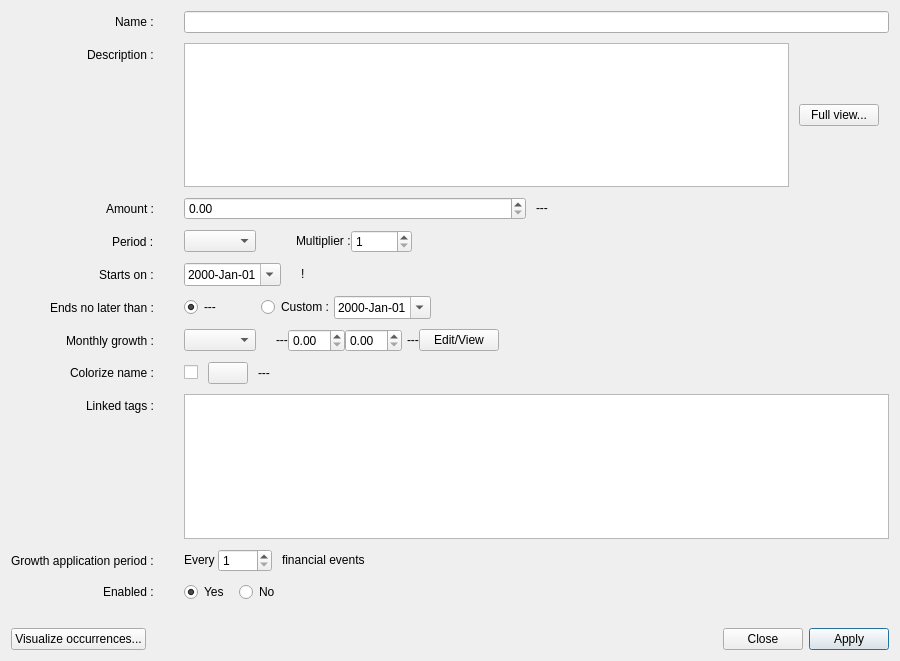
Old version of the form src/editperiodicdialog.ui in the repository redmoon1945/gbp.
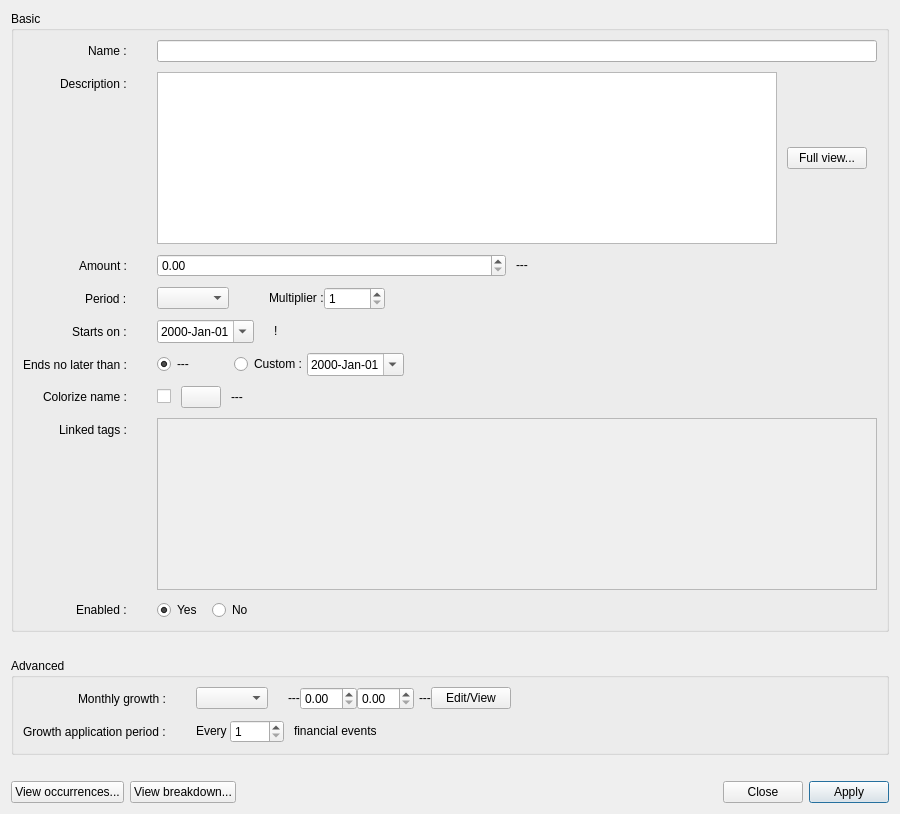
New version of the form.

What changed in the file:
```diff
--- a/src/editperiodicdialog.ui
+++ b/src/editperiodicdialog.ui
@@ -7,7 +7,7 @@
     <x>0</x>
     <y>0</y>
     <width>900</width>
-    <height>661</height>
+    <height>814</height>
    </rect>
   </property>
   <property name="sizePolicy">
@@ -21,9 +21,13 @@
   </property>
   <layout class="QVBoxLayout" name="verticalLayout_2">
    <item>
-    <layout class="QVBoxLayout" name="verticalLayout" stretch="1,0,0">
+    <layout class="QVBoxLayout" name="verticalLayout" stretch="0,0,0,1,0">
      <item>
-      <layout class="QFormLayout" name="formLayout">
+      <widget class="QGroupBox" name="basicGroupBox">
+       <property name="title">
+        <string>Basic</string>
+       </property>
+       <layout class="QFormLayout" name="formLayoutBasic">
        <property name="fieldGrowthPolicy">
         <enum>QFormLayout::FieldGrowthPolicy::ExpandingFieldsGrow</enum>
        </property>
@@ -387,7 +391,7 @@
             <date>
              <year>1999</year>
              <month>10</month>
-             <day>23</day>
+              <day>17</day>
             </date>
            </property>
            <property name="displayFormat">
@@ -529,7 +533,7 @@
             <date>
              <year>1999</year>
              <month>10</month>
-             <day>25</day>
+              <day>19</day>
             </date>
            </property>
            <property name="displayFormat">
@@ -559,122 +563,6 @@
         </layout>
        </item>
        <item row="6" column="0">
-        <widget class="QLabel" name="label_4">
-         <property name="text">
-          <string>Monthly growth :</string>
-         </property>
-        </widget>
-       </item>
-       <item row="6" column="1">
-        <layout class="QHBoxLayout" name="horizontalLayout_MonthlyGrowth">
-         <item>
-          <widget class="QComboBox" name="growthComboBox">
-           <property name="toolTip">
-            <string>&lt;html&gt;&lt;head/&gt;&lt;body&gt;&lt;p&gt;Choose one of the 4 growth patterns available.&lt;/p&gt;&lt;/body&gt;&lt;/html&gt;</string>
-           </property>
-          </widget>
-         </item>
-         <item>
-          <spacer name="horizontalSpacer_25">
-           <property name="orientation">
-            <enum>Qt::Orientation::Horizontal</enum>
-           </property>
-           <property name="sizeType">
-            <enum>QSizePolicy::Policy::Fixed</enum>
-           </property>
-           <property name="sizeHint" stdset="0">
-            <size>
-             <width>20</width>
-             <height>20</height>
-            </size>
-           </property>
-          </spacer>
-         </item>
-         <item>
-          <widget class="QLabel" name="growthTypePreLabel">
-           <property name="sizePolicy">
-            <sizepolicy hsizetype="Preferred" vsizetype="Fixed">
-             <horstretch>0</horstretch>
-             <verstretch>0</verstretch>
-            </sizepolicy>
-           </property>
-           <property name="text">
-            <string>---</string>
-           </property>
-          </widget>
-         </item>
-         <item>
-          <widget class="QDoubleSpinBox" name="growthTypeScenaroInflationDoubleSpinBox">
-           <property name="toolTip">
-            <string>&lt;html&gt;&lt;head/&gt;&lt;body&gt;&lt;p&gt;Multiplication factor applied to the inflation defined at the scenario level.&lt;/p&gt;&lt;/body&gt;&lt;/html&gt;</string>
-           </property>
-          </widget>
-         </item>
-         <item>
-          <widget class="QDoubleSpinBox" name="growthTypeCustomConstantDoubleSpinBox">
-           <property name="toolTip">
-            <string>&lt;html&gt;&lt;head/&gt;&lt;body&gt;&lt;p&gt;Custom constant growth provided on an annual basis, in percentage.&lt;/p&gt;&lt;/body&gt;&lt;/html&gt;</string>
-           </property>
-          </widget>
-         </item>
-         <item>
-          <spacer name="horizontalSpacer_28">
-           <property name="orientation">
-            <enum>Qt::Orientation::Horizontal</enum>
-           </property>
-           <property name="sizeType">
-            <enum>QSizePolicy::Policy::Fixed</enum>
-           </property>
-           <property name="sizeHint" stdset="0">
-            <size>
-             <width>5</width>
-             <height>20</height>
-            </size>
-           </property>
-          </spacer>
-         </item>
-         <item>
-          <widget class="QLabel" name="growthTypePostLabel">
-           <property name="sizePolicy">
-            <sizepolicy hsizetype="Preferred" vsizetype="Fixed">
-             <horstretch>0</horstretch>
-             <verstretch>0</verstretch>
-            </sizepolicy>
-           </property>
-           <property name="text">
-            <string>---</string>
-           </property>
-          </widget>
-         </item>
-         <item>
-          <widget class="QPushButton" name="growthTypePushButton">
-           <property name="toolTip">
-            <string>&lt;html&gt;&lt;head/&gt;&lt;body&gt;&lt;p&gt;Edit the variable growth pattern.&lt;/p&gt;&lt;/body&gt;&lt;/html&gt;</string>
-           </property>
-           <property name="text">
-            <string>Edit/View</string>
-           </property>
-           <property name="autoDefault">
-            <bool>false</bool>
-           </property>
-          </widget>
-         </item>
-         <item>
-          <spacer name="horizontalSpacer_27">
-           <property name="orientation">
-            <enum>Qt::Orientation::Horizontal</enum>
-           </property>
-           <property name="sizeHint" stdset="0">
-            <size>
-             <width>40</width>
-             <height>20</height>
-            </size>
-           </property>
-          </spacer>
-         </item>
-        </layout>
-       </item>
-       <item row="7" column="0">
         <widget class="QLabel" name="label_15">
          <property name="sizePolicy">
           <sizepolicy hsizetype="Preferred" vsizetype="Preferred">
@@ -692,7 +580,7 @@
          </property>
         </widget>
        </item>
-       <item row="7" column="1">
+        <item row="6" column="1">
         <layout class="QHBoxLayout" name="horizontalLayout_14">
          <item>
           <widget class="QCheckBox" name="decorationColorCheckBox">
@@ -777,14 +665,14 @@
          </item>
         </layout>
        </item>
-       <item row="8" column="0">
+        <item row="7" column="0">
         <widget class="QLabel" name="label_9">
          <property name="text">
           <string>Linked tags :</string>
          </property>
         </widget>
        </item>
-       <item row="8" column="1">
+        <item row="7" column="1">
         <layout class="QHBoxLayout" name="horizontalLayout_Tags">
          <item>
           <widget class="QPlainTextEdit" name="tagsEdit">
@@ -797,6 +685,9 @@
            <property name="toolTip">
             <string>&lt;html&gt;&lt;head/&gt;&lt;body&gt;&lt;p&gt;Tags are used to categorize Cash Stream Definitions. &lt;span style=&quot; font-style:italic;&quot;&gt;Linked tags&lt;/span&gt; are tags associated to this Cash Stream Definition. One tag may be linked to multiple Cash Stream Definitions, and one Cash Stream Definition can be linked to multiple tags. Use &amp;quot;Manage Tags&amp;quot; button to change this list.&lt;/p&gt;&lt;/body&gt;&lt;/html&gt;</string>
            </property>
+            <property name="styleSheet">
+             <string notr="true"> background-color: palette(window);</string>
+            </property>
            <property name="readOnly">
             <bool>true</bool>
            </property>
@@ -804,103 +695,7 @@
          </item>
         </layout>
        </item>
-       <item row="9" column="0">
-        <widget class="QLabel" name="label_11">
-         <property name="sizePolicy">
-          <sizepolicy hsizetype="Preferred" vsizetype="Preferred">
-           <horstretch>0</horstretch>
-           <verstretch>0</verstretch>
-          </sizepolicy>
-         </property>
-         <property name="font">
-          <font>
-           <bold>false</bold>
-          </font>
-         </property>
-         <property name="text">
-          <string>Growth application period :</string>
-         </property>
-        </widget>
-       </item>
-       <item row="9" column="1">
-        <layout class="QHBoxLayout" name="horizontalLayout_11">
-         <item>
-          <widget class="QLabel" name="label_12">
-           <property name="sizePolicy">
-            <sizepolicy hsizetype="Preferred" vsizetype="Fixed">
-             <horstretch>0</horstretch>
-             <verstretch>0</verstretch>
-            </sizepolicy>
-           </property>
-           <property name="text">
-            <string>Every </string>
-           </property>
-          </widget>
-         </item>
-         <item>
-          <widget class="QSpinBox" name="gapSpinBox">
-           <property name="sizePolicy">
-            <sizepolicy hsizetype="Preferred" vsizetype="Fixed">
-             <horstretch>0</horstretch>
-             <verstretch>0</verstretch>
-            </sizepolicy>
-           </property>
-           <property name="toolTip">
-            <string>&lt;html&gt;&lt;head/&gt;&lt;body&gt;&lt;p&gt;&lt;span style=&quot; background-color:transparent;&quot;&gt;How often the “cumulative” growth is applied. A value of &lt;/span&gt;&lt;span style=&quot; font-weight:700; background-color:transparent;&quot;&gt;N&lt;/span&gt;&lt;span style=&quot; background-color:transparent;&quot;&gt; specifies that, for every &lt;/span&gt;&lt;span style=&quot; font-weight:700; background-color:transparent;&quot;&gt;N&lt;/span&gt;&lt;span style=&quot; background-color:transparent;&quot;&gt; financial events, the amount will be adjusted by the cumulative growth reached at this moment.&lt;/span&gt;&lt;/p&gt;&lt;/body&gt;&lt;/html&gt;</string>
-           </property>
-           <property name="minimum">
-            <number>1</number>
-           </property>
-           <property name="maximum">
-            <number>1200</number>
-           </property>
-          </widget>
-         </item>
-         <item>
-          <spacer name="horizontalSpacer_16">
-           <property name="orientation">
-            <enum>Qt::Orientation::Horizontal</enum>
-           </property>
-           <property name="sizeType">
-            <enum>QSizePolicy::Policy::Fixed</enum>
-           </property>
-           <property name="sizeHint" stdset="0">
-            <size>
-             <width>10</width>
-             <height>20</height>
-            </size>
-           </property>
-          </spacer>
-         </item>
-         <item>
-          <widget class="QLabel" name="label_13">
-           <property name="sizePolicy">
-            <sizepolicy hsizetype="Preferred" vsizetype="Fixed">
-             <horstretch>0</horstretch>
-             <verstretch>0</verstretch>
-            </sizepolicy>
-           </property>
-           <property name="text">
-            <string>financial events</string>
-           </property>
-          </widget>
-         </item>
-         <item>
-          <spacer name="horizontalSpacer_13">
-           <property name="orientation">
-            <enum>Qt::Orientation::Horizontal</enum>
-           </property>
-           <property name="sizeHint" stdset="0">
-            <size>
-             <width>40</width>
-             <height>20</height>
-            </size>
-           </property>
-          </spacer>
-         </item>
-        </layout>
-       </item>
-       <item row="10" column="0">
+        <item row="8" column="0">
         <widget class="QLabel" name="label_10">
          <property name="sizePolicy">
           <sizepolicy hsizetype="Preferred" vsizetype="Preferred">
@@ -918,7 +713,7 @@
          </property>
         </widget>
        </item>
-       <item row="10" column="1">
+        <item row="8" column="1">
         <layout class="QHBoxLayout" name="horizontalLayout_6">
          <item>
           <widget class="QRadioButton" name="activeYesRadioButton">
@@ -993,6 +788,259 @@
         </layout>
        </item>
       </layout>
+      </widget>
+     </item>
+     <item>
+      <spacer name="verticalSpacer_2">
+       <property name="orientation">
+        <enum>Qt::Orientation::Vertical</enum>
+       </property>
+       <property name="sizeType">
+        <enum>QSizePolicy::Policy::Fixed</enum>
+       </property>
+       <property name="sizeHint" stdset="0">
+        <size>
+         <width>20</width>
+         <height>20</height>
+        </size>
+       </property>
+      </spacer>
+     </item>
+     <item>
+      <widget class="QGroupBox" name="advancedGroupBox">
+       <property name="title">
+        <string>Advanced</string>
+       </property>
+       <layout class="QFormLayout" name="formLayoutAdvanced">
+        <property name="fieldGrowthPolicy">
+         <enum>QFormLayout::FieldGrowthPolicy::ExpandingFieldsGrow</enum>
+        </property>
+        <property name="labelAlignment">
+         <set>Qt::AlignmentFlag::AlignRight|Qt::AlignmentFlag::AlignTrailing|Qt::AlignmentFlag::AlignVCenter</set>
+        </property>
+        <property name="formAlignment">
+         <set>Qt::AlignmentFlag::AlignLeading|Qt::AlignmentFlag::AlignLeft|Qt::AlignmentFlag::AlignTop</set>
+        </property>
+        <property name="horizontalSpacing">
+         <number>30</number>
+        </property>
+        <property name="verticalSpacing">
+         <number>10</number>
+        </property>
+        <item row="0" column="0">
+         <widget class="QLabel" name="label_4">
+          <property name="text">
+           <string>Monthly growth :</string>
+          </property>
+         </widget>
+        </item>
+        <item row="0" column="1">
+         <layout class="QHBoxLayout" name="horizontalLayout_MonthlyGrowth">
+          <item>
+           <widget class="QComboBox" name="growthComboBox">
+            <property name="toolTip">
+             <string>&lt;html&gt;&lt;head/&gt;&lt;body&gt;&lt;p&gt;Choose one of the 4 growth patterns available.&lt;/p&gt;&lt;/body&gt;&lt;/html&gt;</string>
+            </property>
+           </widget>
+          </item>
+          <item>
+           <spacer name="horizontalSpacer_25">
+            <property name="orientation">
+             <enum>Qt::Orientation::Horizontal</enum>
+            </property>
+            <property name="sizeType">
+             <enum>QSizePolicy::Policy::Fixed</enum>
+            </property>
+            <property name="sizeHint" stdset="0">
+             <size>
+              <width>20</width>
+              <height>20</height>
+             </size>
+            </property>
+           </spacer>
+          </item>
+          <item>
+           <widget class="QLabel" name="growthTypePreLabel">
+            <property name="sizePolicy">
+             <sizepolicy hsizetype="Preferred" vsizetype="Fixed">
+              <horstretch>0</horstretch>
+              <verstretch>0</verstretch>
+             </sizepolicy>
+            </property>
+            <property name="text">
+             <string>---</string>
+            </property>
+           </widget>
+          </item>
+          <item>
+           <widget class="QDoubleSpinBox" name="growthTypeScenaroInflationDoubleSpinBox">
+            <property name="toolTip">
+             <string>&lt;html&gt;&lt;head/&gt;&lt;body&gt;&lt;p&gt;Multiplication factor applied to the inflation defined at the scenario level.&lt;/p&gt;&lt;/body&gt;&lt;/html&gt;</string>
+            </property>
+           </widget>
+          </item>
+          <item>
+           <widget class="QDoubleSpinBox" name="growthTypeCustomConstantDoubleSpinBox">
+            <property name="toolTip">
+             <string>&lt;html&gt;&lt;head/&gt;&lt;body&gt;&lt;p&gt;Custom constant growth provided on an annual basis, in percentage.&lt;/p&gt;&lt;/body&gt;&lt;/html&gt;</string>
+            </property>
+           </widget>
+          </item>
+          <item>
+           <spacer name="horizontalSpacer_28">
+            <property name="orientation">
+             <enum>Qt::Orientation::Horizontal</enum>
+            </property>
+            <property name="sizeType">
+             <enum>QSizePolicy::Policy::Fixed</enum>
+            </property>
+            <property name="sizeHint" stdset="0">
+             <size>
+              <width>5</width>
+              <height>20</height>
+             </size>
+            </property>
+           </spacer>
+          </item>
+          <item>
+           <widget class="QLabel" name="growthTypePostLabel">
+            <property name="sizePolicy">
+             <sizepolicy hsizetype="Preferred" vsizetype="Fixed">
+              <horstretch>0</horstretch>
+              <verstretch>0</verstretch>
+             </sizepolicy>
+            </property>
+            <property name="text">
+             <string>---</string>
+            </property>
+           </widget>
+          </item>
+          <item>
+           <widget class="QPushButton" name="growthTypePushButton">
+            <property name="toolTip">
+             <string>&lt;html&gt;&lt;head/&gt;&lt;body&gt;&lt;p&gt;Edit the variable growth pattern.&lt;/p&gt;&lt;/body&gt;&lt;/html&gt;</string>
+            </property>
+            <property name="text">
+             <string>Edit/View</string>
+            </property>
+            <property name="autoDefault">
+             <bool>false</bool>
+            </property>
+           </widget>
+          </item>
+          <item>
+           <spacer name="horizontalSpacer_27">
+            <property name="orientation">
+             <enum>Qt::Orientation::Horizontal</enum>
+            </property>
+            <property name="sizeHint" stdset="0">
+             <size>
+              <width>40</width>
+              <height>20</height>
+             </size>
+            </property>
+           </spacer>
+          </item>
+         </layout>
+        </item>
+        <item row="1" column="0">
+         <widget class="QLabel" name="label_11">
+          <property name="sizePolicy">
+           <sizepolicy hsizetype="Preferred" vsizetype="Preferred">
+            <horstretch>0</horstretch>
+            <verstretch>0</verstretch>
+           </sizepolicy>
+          </property>
+          <property name="font">
+           <font>
+            <bold>false</bold>
+           </font>
+          </property>
+          <property name="text">
+           <string>Growth application period :</string>
+          </property>
+         </widget>
+        </item>
+        <item row="1" column="1">
+         <layout class="QHBoxLayout" name="horizontalLayout_11">
+          <item>
+           <widget class="QLabel" name="label_12">
+            <property name="sizePolicy">
+             <sizepolicy hsizetype="Preferred" vsizetype="Fixed">
+              <horstretch>0</horstretch>
+              <verstretch>0</verstretch>
+             </sizepolicy>
+            </property>
+            <property name="text">
+             <string>Every </string>
+            </property>
+           </widget>
+          </item>
+          <item>
+           <widget class="QSpinBox" name="gapSpinBox">
+            <property name="sizePolicy">
+             <sizepolicy hsizetype="Preferred" vsizetype="Fixed">
+              <horstretch>0</horstretch>
+              <verstretch>0</verstretch>
+             </sizepolicy>
+            </property>
+            <property name="toolTip">
+             <string>&lt;html&gt;&lt;head/&gt;&lt;body&gt;&lt;p&gt;&lt;span style=&quot; background-color:transparent;&quot;&gt;How often the &quot;cumulative&quot; growth is applied. A value of &lt;/span&gt;&lt;span style=&quot; font-weight:700; background-color:transparent;&quot;&gt;N&lt;/span&gt;&lt;span style=&quot; background-color:transparent;&quot;&gt; specifies that, for every &lt;/span&gt;&lt;span style=&quot; font-weight:700; background-color:transparent;&quot;&gt;N&lt;/span&gt;&lt;span style=&quot; background-color:transparent;&quot;&gt; financial events, the amount will be adjusted by the cumulative growth reached at this moment.&lt;/span&gt;&lt;/p&gt;&lt;/body&gt;&lt;/html&gt;</string>
+            </property>
+            <property name="minimum">
+             <number>1</number>
+            </property>
+            <property name="maximum">
+             <number>1200</number>
+            </property>
+           </widget>
+          </item>
+          <item>
+           <spacer name="horizontalSpacer_16">
+            <property name="orientation">
+             <enum>Qt::Orientation::Horizontal</enum>
+            </property>
+            <property name="sizeType">
+             <enum>QSizePolicy::Policy::Fixed</enum>
+            </property>
+            <property name="sizeHint" stdset="0">
+             <size>
+              <width>10</width>
+              <height>20</height>
+             </size>
+            </property>
+           </spacer>
+          </item>
+          <item>
+           <widget class="QLabel" name="label_13">
+            <property name="sizePolicy">
+             <sizepolicy hsizetype="Preferred" vsizetype="Fixed">
+              <horstretch>0</horstretch>
+              <verstretch>0</verstretch>
+             </sizepolicy>
+            </property>
+            <property name="text">
+             <string>financial events</string>
+            </property>
+           </widget>
+          </item>
+          <item>
+           <spacer name="horizontalSpacer_13">
+            <property name="orientation">
+             <enum>Qt::Orientation::Horizontal</enum>
+            </property>
+            <property name="sizeHint" stdset="0">
+             <size>
+              <width>40</width>
+              <height>20</height>
+             </size>
+            </property>
+           </spacer>
+          </item>
+         </layout>
+        </item>
+       </layout>
+      </widget>
      </item>
      <item>
       <spacer name="verticalSpacer">
@@ -1018,7 +1066,20 @@
           <string>&lt;html&gt;&lt;head/&gt;&lt;body&gt;&lt;p&gt;View the financial events that will be generated for this Cash Stream Definition with the parameters defined in this form.&lt;/p&gt;&lt;/body&gt;&lt;/html&gt;</string>
          </property>
          <property name="text">
-          <string>Visualize occurrences...</string>
+          <string>View occurrences...</string>
+         </property>
+         <property name="autoDefault">
+          <bool>false</bool>
+         </property>
+        </widget>
+       </item>
+       <item>
+        <widget class="QPushButton" name="breakdownPushButton">
+         <property name="toolTip">
+          <string>&lt;html&gt;&lt;head/&gt;&lt;body&gt;&lt;p&gt;Display period-by-period totals (monthly or yearly) until the end of the CSD validity period.&lt;/p&gt;&lt;/body&gt;&lt;/html&gt;</string>
+         </property>
+         <property name="text">
+          <string>View breakdown...</string>
          </property>
          <property name="autoDefault">
           <bool>false</bool>
```
Left out of the diff: 2 changed lines with no effect on the pictures. Lines whose indentation alone changed are shown as unchanged.
